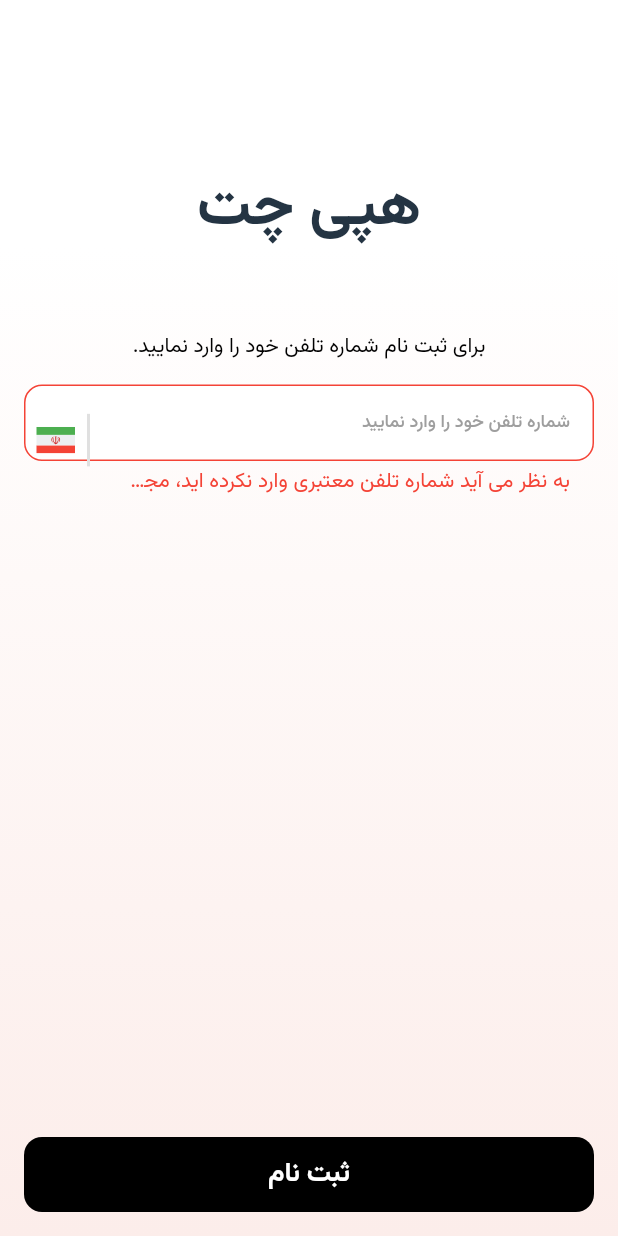
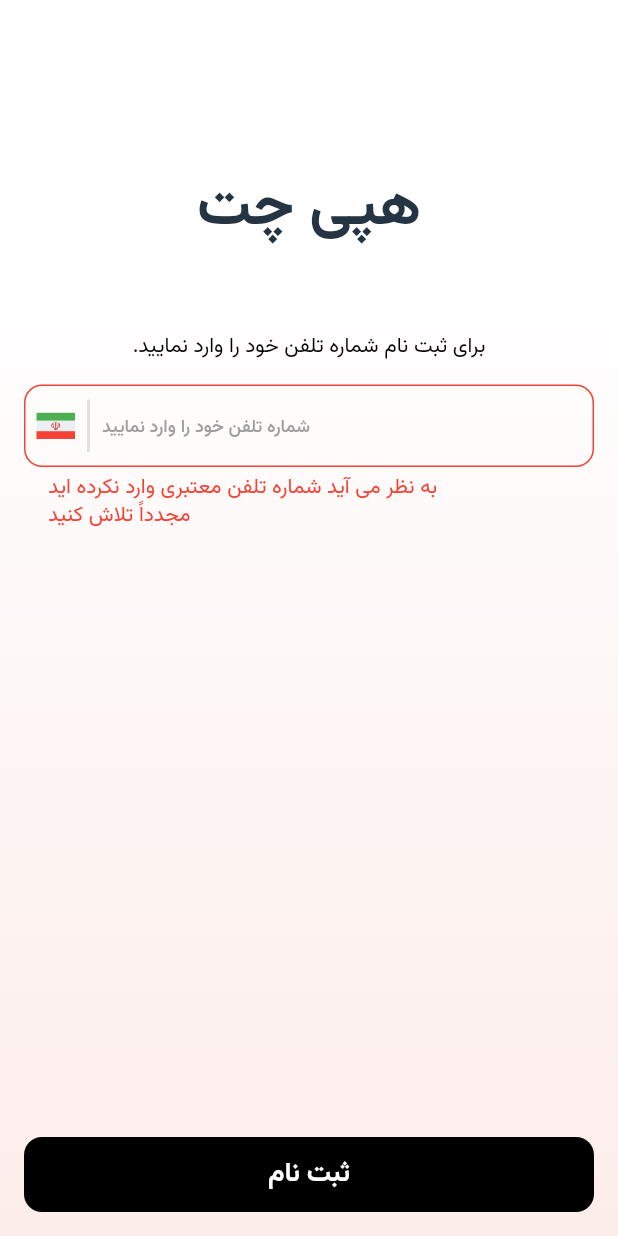
Before and after one commit to j-ansari/happy_chat, a Flutter app: the screen it shows after launch, after a tap on "ثبت نام", on a phone screen of 412 x 824 dp. Run offline on Flutter 3.47's test engine with Material 3 defaults, Android fonts, the light colour scheme and no system bars; our stand-ins replace dio, equatable, flutter_bloc, flutter_svg, get_it, pinput and 2 more; missing offline and left inert: mqtt_client, otp_autofill.

Commit message:
create a custom text field

```diff
--- a/lib/src/view/pages/login_page.dart
+++ b/lib/src/view/pages/login_page.dart
@@ -5,6 +5,7 @@ import 'package:happy_chat_app/src/core/constants/app_images.dart';
 import 'package:happy_chat_app/src/core/constants/app_strings.dart';
 import 'package:happy_chat_app/src/core/helper/context_extension.dart';
 import 'package:happy_chat_app/src/view/pages/verify_page.dart';
+import '../../core/helper/custom_regex_handler.dart';
 import '../../view_model/auth/auth_cubit.dart';
 import '../widgets/widgets.dart';
 
@@ -17,8 +18,22 @@ class LoginPage extends StatefulWidget {
 
 class _LoginPageState extends State<LoginPage> {
   final key = GlobalKey<FormState>();
-  final _phoneCtrl = TextEditingController();
+  final phoneController = TextEditingController();
   final focusNotifier = ValueNotifier<bool>(false);
+  final focusNode = FocusNode();
+
+  @override
+  void initState() {
+    super.initState();
+    focusNode.addListener(() => focusNotifier.value = focusNode.hasFocus);
+  }
+
+  @override
+  void dispose() {
+    phoneController.dispose();
+    focusNode.dispose();
+    super.dispose();
+  }
 
   @override
   Widget build(BuildContext context) {
@@ -50,7 +65,6 @@ class _LoginPageState extends State<LoginPage> {
           });
         }
       },
-
       buildWhen: (prev, curr) => prev.isLoading != curr.isLoading,
       builder: (context, state) {
         return BaseWidget(
@@ -70,30 +84,49 @@ class _LoginPageState extends State<LoginPage> {
                   'برای ثبت نام شماره تلفن خود را وارد نمایید.',
                   style: context.textTheme.bodySmall,
                 ),
-                CustomTextField(
-                  controller: _phoneCtrl,
+                Directionality(
+                  textDirection: TextDirection.ltr,
+                  child: ValueListenableBuilder(
+                    valueListenable: focusNotifier,
+                    builder: (context, hasFocus, _) {
+                      return TextFormField(
+                        style: context.textTheme.bodyMedium,
+                        textDirection: TextDirection.rtl,
+                        controller: phoneController,
                         keyboardType: TextInputType.phone,
                         maxLength: 11,
-                  label: 'شماره تلفن خود را وارد نمایید',
-                  focusNotifier: focusNotifier,
+                        focusNode: focusNode,
                         validator: (phone) {
                           if (phone == null ||
                               phone.length != 11 ||
                               !phone.startsWith('09')) {
-                      return 'به نظر می آید شماره تلفن معتبری وارد نکرده اید، مجدداً تلاش کنید';
+                            return 'به نظر می آید شماره تلفن معتبری وارد نکرده اید\nمجدداً تلاش کنید';
                           }
                           return null;
                         },
-                  prefix: ValueListenableBuilder<bool>(
-                    valueListenable: focusNotifier,
-                    builder: (context, hasFocus, _) {
-                      return Padding(
-                        padding: const EdgeInsetsDirectional.only(end: 8),
+                        decoration: InputDecoration(
+                          counter: const SizedBox.shrink(),
+                          alignLabelWithHint: true,
+                          label: Text(
+                            'شماره تلفن خود را وارد نمایید',
+                            style: context.textTheme.labelMedium,
+                          ),
+                          floatingLabelBehavior: FloatingLabelBehavior.never,
+                          border: _border(context.colorSchema.outline),
+                          errorBorder: _border(context.colorSchema.error),
+                          focusedBorder: _border(
+                            context.colorSchema.outlineVariant,
+                          ),
+                          prefixIcon: Padding(
+                            padding: const EdgeInsetsDirectional.only(start: 8),
                             child: Row(
                               mainAxisSize: MainAxisSize.min,
                               children: [
+                                SvgPicture.asset(AppImages.flag),
                                 Container(
-                              margin: const EdgeInsetsDirectional.only(end: 8),
+                                  margin: const EdgeInsetsDirectional.only(
+                                    start: 8,
+                                  ),
                                   height: 35,
                                   width: 2,
                                   color:
@@ -101,9 +134,13 @@ class _LoginPageState extends State<LoginPage> {
                                           ? context.colorSchema.outlineVariant
                                           : context.colorSchema.outline,
                                 ),
-                            SvgPicture.asset(AppImages.flag),
                               ],
                             ),
+                          ),
+                        ),
+                        inputFormatters: [
+                          CustomRegexHandler(regex: RegExp(r'^[0-9]+$')),
+                        ],
                       );
                     },
                   ),
@@ -116,7 +153,7 @@ class _LoginPageState extends State<LoginPage> {
             isLoading: state.isLoading,
             onPressed: () {
               if (!key.currentState!.validate()) return;
-              final phone = _phoneCtrl.text.trim();
+              final phone = phoneController.text.trim();
               context.read<AuthCubit>().sendOtp(phone);
             },
           ),
@@ -124,4 +161,9 @@ class _LoginPageState extends State<LoginPage> {
       },
     );
   }
+
+  OutlineInputBorder _border(Color color) => OutlineInputBorder(
+    borderRadius: BorderRadius.circular(12),
+    borderSide: BorderSide(color: color, width: 1),
+  );
 }
```
Lines whose indentation alone changed are shown as unchanged.
